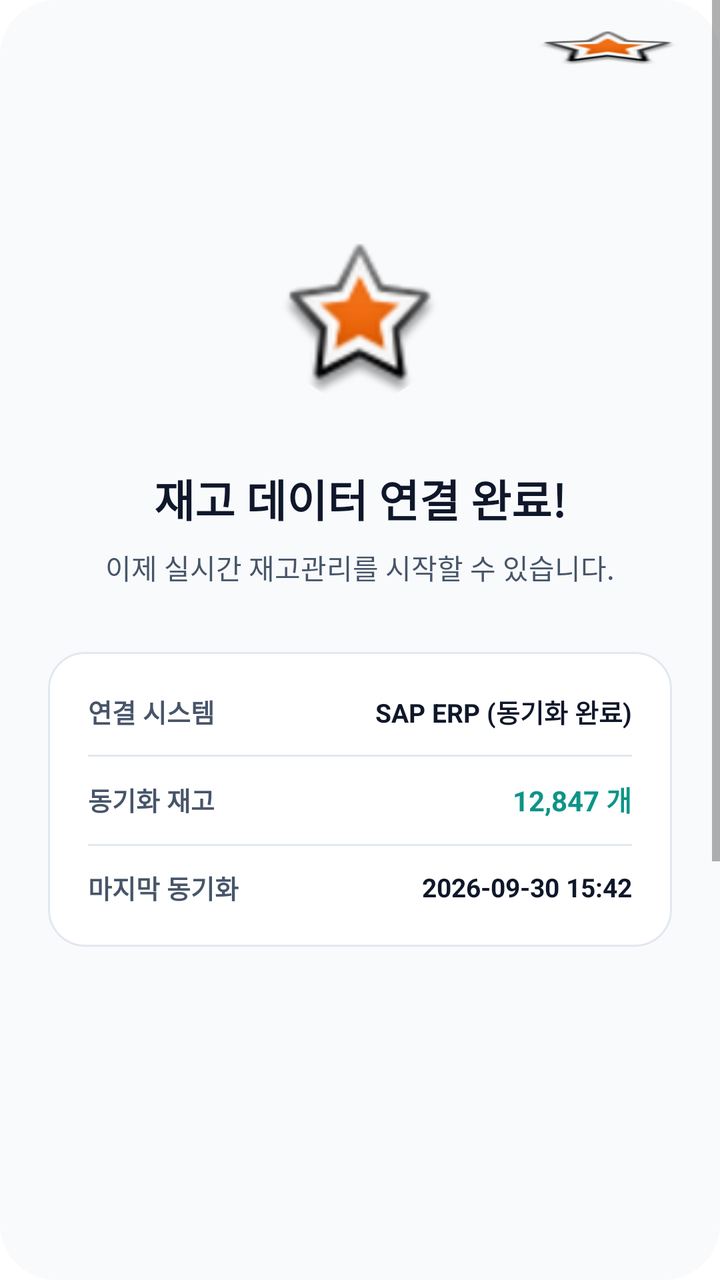
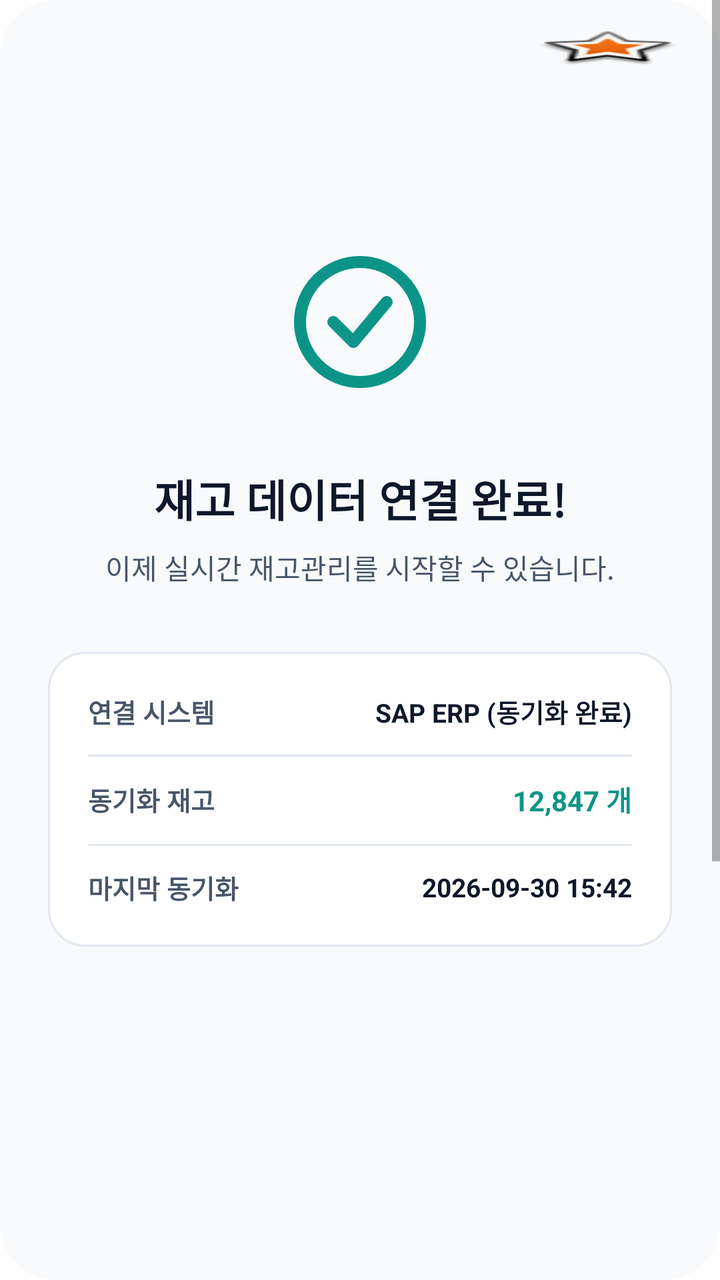

Compare the two renders of this Android layout. The source of the first and the diff that turns it into the second are given below.
<!-- AndroidManifest.xml: application theme Theme.MaterialComponents.DayNight.NoActionBar -->
<!-- res/layout/activity_connection_complete.xml -->
<LinearLayout 
	xmlns:android="http://schemas.android.com/apk/res/android"
	xmlns:tools="http://schemas.android.com/tools"
	xmlns:app="http://schemas.android.com/apk/res-auto"
	android:background="#FFFFFF"
	android:orientation="vertical"
	android:layout_width="match_parent"
	android:layout_height="match_parent">
	<ScrollView 
		android:id="@+id/re2lw3j6lri"
		android:layout_width="match_parent"
		android:layout_height="wrap_content"
		android:layout_weight="1"
		android:background="@drawable/cr28bf8fafc">
		<LinearLayout
			android:layout_width="match_parent"
			android:layout_height="match_parent"
			android:orientation="vertical">
			<LinearLayout
				android:id="@+id/r4ioovjhjrwo"
				android:layout_width="match_parent"
				android:layout_height="wrap_content"
				android:layout_marginBottom="321dp"
				android:orientation="vertical">
				<LinearLayout
					android:id="@+id/r9rin0vue2tp"
					android:layout_width="match_parent"
					android:layout_height="wrap_content"
					android:gravity="center_vertical"
					android:paddingVertical="15dp"
					android:paddingHorizontal="20dp"
					android:orientation="horizontal">
					<TextView
						android:id="@+id/rkpmnas1mbtt"
						android:textColor="#0F172A"
						android:textSize="14sp"
						android:textStyle="bold"
						android:layout_height="wrap_content"
						android:layout_width="wrap_content"
						android:text=""
					/>
					<View
						android:layout_width="0dp"
						android:layout_height="0dp"
						android:layout_weight="1"
					 />
					<ImageView
						android:id="@+id/rmshct9d6oos"
						android:layout_width="72dp"
						android:layout_height="18dp"
						android:src="@android:drawable/star_big_on"
						android:scaleType="fitXY"
					/>
				</LinearLayout>
				<LinearLayout
					android:id="@+id/rrybnd5b2yr"
					android:layout_width="match_parent"
					android:layout_height="48dp"
					android:orientation="vertical">
				</LinearLayout>
				<LinearLayout
					android:id="@+id/rvcuntisjqto"
					android:layout_width="match_parent"
					android:layout_height="wrap_content"
					android:gravity="center_horizontal"
					android:paddingVertical="24dp"
					android:orientation="vertical">
					<com.google.android.material.imageview.ShapeableImageView
						android:id="@+id/rojred0csw3i"
						app:shapeAppearanceOverlay="@style/cr40"
						android:layout_width="80dp"
						android:layout_height="80dp"
						android:layout_marginBottom="32dp"
						android:src="@android:drawable/star_big_on"
						android:scaleType="fitXY"
					/>
					<LinearLayout
						android:id="@+id/rfbiarzx0k7r"
						android:layout_width="match_parent"
						android:layout_height="wrap_content"
						android:gravity="center_horizontal"
						android:layout_marginBottom="32dp"
						android:layout_marginHorizontal="24dp"
						android:orientation="vertical">
						<TextView
							android:id="@+id/r2u3g04mu4mr"
							android:textColor="#0F172A"
							android:textSize="22sp"
							android:textStyle="bold"
							android:layout_marginBottom="8dp"
							android:layout_height="wrap_content"
							android:layout_width="wrap_content"
							android:text="재고 데이터 연결 완료!"
						/>
						<TextView
							android:id="@+id/rz1d1vcsknd"
							android:textColor="#475569"
							android:textSize="14sp"
							android:layout_height="wrap_content"
							android:layout_width="wrap_content"
							android:text="이제 실시간 재고관리를 시작할 수 있습니다."
						/>
					</LinearLayout>
					<LinearLayout
						android:id="@+id/r5q7ps7u7cc"
						android:layout_width="match_parent"
						android:layout_height="wrap_content"
						android:background="@drawable/se2e8f0sw1cr18bffffff"
						android:padding="20dp"
						android:layout_marginHorizontal="24dp"
						android:orientation="vertical">
						<LinearLayout
							android:id="@+id/r32n935j70ep"
							android:layout_width="match_parent"
							android:layout_height="wrap_content"
							android:gravity="center_vertical"
							android:layout_marginBottom="12dp"
							android:orientation="horizontal">
							<TextView
								android:id="@+id/rk1k7o105c0p"
								android:textColor="#475569"
								android:textSize="13sp"
								android:textStyle="bold"
								android:layout_height="wrap_content"
								android:layout_width="wrap_content"
								android:text="연결 시스템"
							/>
							<View
								android:layout_width="0dp"
								android:layout_height="0dp"
								android:layout_weight="1"
							 />
							<TextView
								android:id="@+id/rvq6l99husg"
								android:textColor="#0F172A"
								android:textSize="13sp"
								android:textStyle="bold"
								android:layout_height="wrap_content"
								android:layout_width="wrap_content"
								android:text="SAP ERP (동기화 완료)"
							/>
						</LinearLayout>
						<LinearLayout
							android:id="@+id/rgt31vzykp69"
							android:layout_width="match_parent"
							android:layout_height="1dp"
							android:background="#E2E8F0"
							android:layout_marginBottom="11dp"
							android:orientation="vertical">
						</LinearLayout>
						<LinearLayout
							android:id="@+id/rxx0tvuj5m6e"
							android:layout_width="match_parent"
							android:layout_height="wrap_content"
							android:gravity="center_vertical"
							android:layout_marginBottom="12dp"
							android:orientation="horizontal">
							<TextView
								android:id="@+id/rtwexw25ors"
								android:textColor="#475569"
								android:textSize="13sp"
								android:textStyle="bold"
								android:layout_height="wrap_content"
								android:layout_width="wrap_content"
								android:text="동기화 재고"
							/>
							<View
								android:layout_width="0dp"
								android:layout_height="0dp"
								android:layout_weight="1"
							 />
							<TextView
								android:id="@+id/rc1vub4c2lku"
								android:textColor="#0D9488"
								android:textSize="14sp"
								android:textStyle="bold"
								android:layout_height="wrap_content"
								android:layout_width="wrap_content"
								android:text="12,847 개"
							/>
						</LinearLayout>
						<LinearLayout
							android:id="@+id/r5r26ss1y7yr"
							android:layout_width="match_parent"
							android:layout_height="1dp"
							android:background="#E2E8F0"
							android:layout_marginBottom="11dp"
							android:orientation="vertical">
						</LinearLayout>
						<LinearLayout
							android:id="@+id/r21tsltvvnv9"
							android:layout_width="match_parent"
							android:layout_height="wrap_content"
							android:gravity="center_vertical"
							android:orientation="horizontal">
							<TextView
								android:id="@+id/rgq6chbhkvpc"
								android:textColor="#475569"
								android:textSize="13sp"
								android:textStyle="bold"
								android:layout_height="wrap_content"
								android:layout_width="wrap_content"
								android:text="마지막 동기화"
							/>
							<View
								android:layout_width="0dp"
								android:layout_height="0dp"
								android:layout_weight="1"
							 />
							<TextView
								android:id="@+id/r3bi9kozcpqo"
								android:textColor="#0F172A"
								android:textSize="13sp"
								android:textStyle="bold"
								android:layout_height="wrap_content"
								android:layout_width="wrap_content"
								android:text="2026-09-30 15:42"
							/>
						</LinearLayout>
					</LinearLayout>
				</LinearLayout>
			</LinearLayout>
			<LinearLayout
				android:id="@+id/rgyqhjsqsb3"
				android:layout_width="match_parent"
				android:layout_height="wrap_content"
				android:gravity="center_horizontal"
				android:paddingVertical="24dp"
				android:orientation="vertical">
				<LinearLayout
					android:id="@+id/r8j0r1o729at"
					android:layout_width="match_parent"
					android:layout_height="wrap_content"
					android:gravity="center_horizontal"
					android:background="@drawable/cr14b0d9488"
					android:paddingVertical="16dp"
					android:layout_marginBottom="12dp"
					android:layout_marginHorizontal="24dp"
					android:elevation="12dp"
					android:clickable="true"
					android:focusable="true"
					android:orientation="vertical">
					<TextView
						android:id="@+id/rwd5mvaao8z"
						android:textColor="#FFFFFF"
						android:textSize="16sp"
						android:textStyle="bold"
						android:layout_height="wrap_content"
						android:layout_width="wrap_content"
						android:text="재고관리 시작"
					/>
				</LinearLayout>
				<TextView
					android:id="@+id/rqvtxl3p1t7"
					android:textColor="#94A3B8"
					android:textSize="12sp"
					android:layout_height="wrap_content"
					android:layout_width="wrap_content"
					android:text="설정 &gt; 데이터 연결에서 언제든지 변경할 수 있습니다."
				/>
			</LinearLayout>
		</LinearLayout>
	</ScrollView>
</LinearLayout>
<!-- resources referenced by this layout -->
<resources>
  <!-- drawable cr14b0d9488 (drawable) -->
  <?xml version="1.0" encoding="UTF-8"?>
  <shape
  	xmlns:android="http://schemas.android.com/apk/res/android">
  	<solid
  		android:color="#0D9488"
  	/>
  	<corners
  		android:radius="14dp"
  	/>      
  </shape>
  <!-- drawable cr28bf8fafc (drawable) -->
  <?xml version="1.0" encoding="UTF-8"?>
  <shape
  	xmlns:android="http://schemas.android.com/apk/res/android">
  	<solid
  		android:color="#F8FAFC"
  	/>
  	<corners
  		android:radius="28dp"
  	/>      
  </shape>
  <!-- drawable se2e8f0sw1cr18bffffff (drawable) -->
  <?xml version="1.0" encoding="UTF-8"?>
  <shape
  	xmlns:android="http://schemas.android.com/apk/res/android">
  	<solid
  		android:color="#FFFFFF"
  	/>
  	<stroke
  		android:color="#E2E8F0"
  		android:width="1dp"
  	/>       
  	<corners
  		android:radius="18dp"
  	/>      
  </shape>
  <style name="cr40">
  		<item name="cornerSize">40dp</item>
  	</style>
</resources>

<!-- the commit's change to res/layout/activity_connection_complete.xml (unified diff, before → after) -->
@@ -71,8 +71,8 @@
 						android:layout_width="80dp"
 						android:layout_height="80dp"
 						android:layout_marginBottom="32dp"
-						android:src="@android:drawable/star_big_on"
-						android:scaleType="fitXY"
+						android:src="@drawable/ic_inven_check_circle"
+						android:scaleType="fitCenter"
 					/>
 					<LinearLayout
 						android:id="@+id/rfbiarzx0k7r"
<!-- resource entries referenced after the edit -->
@@ -22,6 +22,14 @@
   		android:radius="28dp"
   	/>      
   </shape>
+  <!-- drawable ic_inven_check_circle (drawable) -->
+  <vector xmlns:android="http://schemas.android.com/apk/res/android"
+      android:width="24dp" android:height="24dp"
+      android:viewportWidth="24" android:viewportHeight="24">
+      <path android:fillColor="#00000000" android:strokeColor="#0D9488"
+          android:strokeWidth="1.8" android:strokeLineCap="round" android:strokeLineJoin="round"
+          android:pathData="M21,12 A9,9 0 1,1 3,12 A9,9 0 1,1 21,12 M8,12 L11,15 L16,9" />
+  </vector>
   <!-- drawable se2e8f0sw1cr18bffffff (drawable) -->
   <?xml version="1.0" encoding="UTF-8"?>
   <shape
